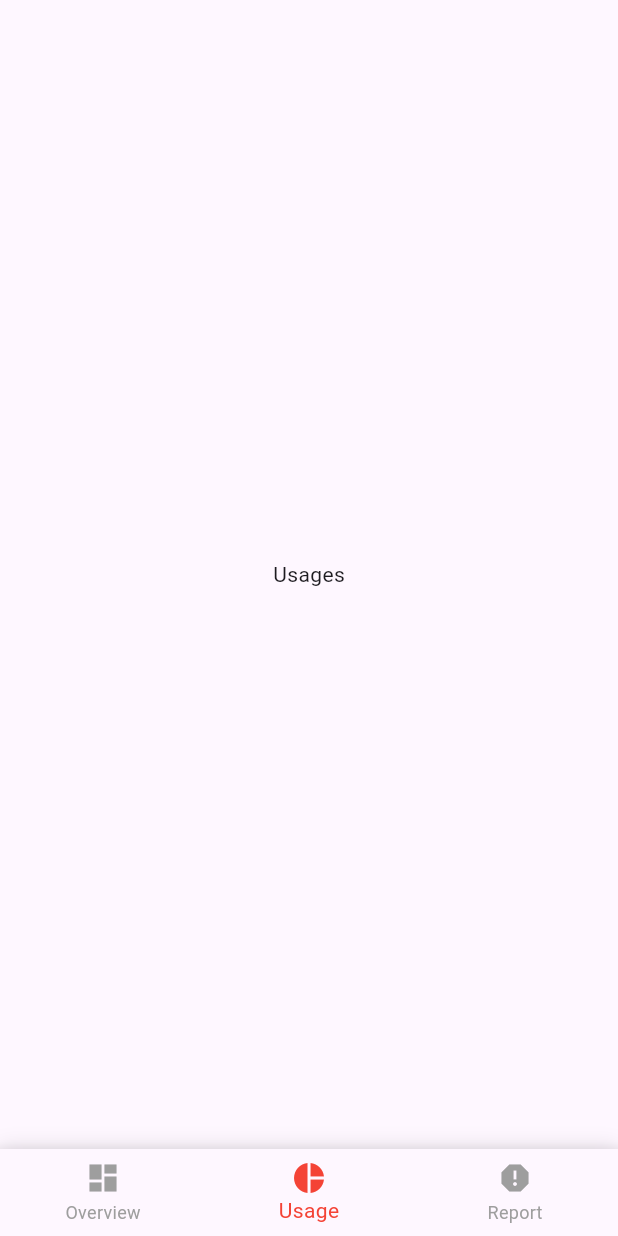
After one commit to Umair-Amjad-Ali/Flutter, a Flutter app: the screen it shows after launch, item 2 of the bottom bar chosen, on a phone screen of 412 x 824 dp. The commit adds this screen. Run offline on Flutter 3.47's test engine with Material 3 defaults, Android fonts, the phone set to English and light mode, and no system bars.

Commit message:
code cahnges

```diff
--- /dev/null
+++ b/stock_counter/lib/screens/main_screens/usages.dart
@@ -0,0 +1,14 @@
+import 'package:flutter/material.dart';
+
+class Usages extends StatelessWidget {
+  const Usages({Key? key});
+
+  @override
+  Widget build(BuildContext context) {
+    return Scaffold(
+      body: Center(
+        child: Text('Usages'),
+      ),
+    );
+  }
+}
--- a/stock_counter/lib/screens/personal_info.dart
+++ b/stock_counter/lib/screens/personal_info.dart
@@ -1,4 +1,6 @@
 import 'package:flutter/material.dart';
+import 'package:stock_counter/screens/main_screens/reports.dart';
+import 'package:stock_counter/screens/main_screens/usages.dart';
 import 'package:stock_counter/widgets/dynamic_button.dart';
 
 class PersonalInfo extends StatefulWidget {
@@ -25,24 +27,13 @@ class _PersonalInfoState extends State<PersonalInfo> {
 
   int _selectedIndex = 0;
 
+  // List of widgets to display
+
   // Navigation handler for bottom bar
   void _onItemTapped(int index) {
     setState(() {
       _selectedIndex = index;
     });
-
-    // Handle navigation
-    // switch (index) {
-    //   case 0:
-    //     print('Navigated to Overview');
-    //     break;
-    //   case 1:
-    //     print('Navigated to Usage');y
-    //     break;
-    //   case 2:
-    //     print('Navigated to Report');
-    //     break;
-    // }
   }
 
   @override
@@ -50,11 +41,15 @@ class _PersonalInfoState extends State<PersonalInfo> {
     return Scaffold(
       backgroundColor: Colors.grey[200],
       body: SafeArea(
-        child: Column(
+        child: IndexedStack(
+          index: _selectedIndex,
+          children: [
+            Column(
               children: [
                 // Custom AppBar
                 Padding(
-              padding: const EdgeInsets.symmetric(horizontal: 20, vertical: 30),
+                  padding:
+                      const EdgeInsets.symmetric(horizontal: 20, vertical: 30),
                   child: Row(
                     mainAxisAlignment: MainAxisAlignment.spaceBetween,
                     children: [
@@ -69,8 +64,8 @@ class _PersonalInfoState extends State<PersonalInfo> {
                       ),
                       // Middle Text
                       Container(
-                    padding:
-                        const EdgeInsets.symmetric(horizontal: 30, vertical: 8),
+                        padding: const EdgeInsets.symmetric(
+                            horizontal: 30, vertical: 8),
                         decoration: BoxDecoration(
                           color: Color(0xFFEA4848),
                           borderRadius: BorderRadius.circular(10),
@@ -222,6 +217,10 @@ class _PersonalInfoState extends State<PersonalInfo> {
                 ),
               ],
             ),
+            const Usages(),
+            const Reports(),
+          ],
+        ),
       ),
       // Bottom Navigation Bar with Shadow
       bottomNavigationBar: Container(
@@ -263,12 +262,16 @@ class _PersonalInfoState extends State<PersonalInfo> {
   Widget _buildTextField(String hintText, TextEditingController controller,
       {int maxLines = 1,
       required String? Function(String?)? validator,
-      TextInputType keyboardType = TextInputType.text}) {
+      TextInputType keyboardType = TextInputType.text,
+      void Function(String)? onChanged,
+      void Function()? onTap}) {
     return TextFormField(
       controller: controller,
       maxLines: maxLines,
       keyboardType: keyboardType,
       validator: validator,
+      onChanged: onChanged,
+      onTap: onTap,
       decoration: InputDecoration(
         hintText: hintText,
         filled: true,
```
Also changed, not shown: stock_counter/lib/screens/layout/common_layout.dart (added, +108 -0 lines), stock_counter/lib/screens/main_screens/reports.dart (added, +14 -0 lines), stock_counter/lib/screens/main_screens/stock_counter.dart (added, +14 -0 lines). Lines whose indentation alone changed are shown as unchanged.
